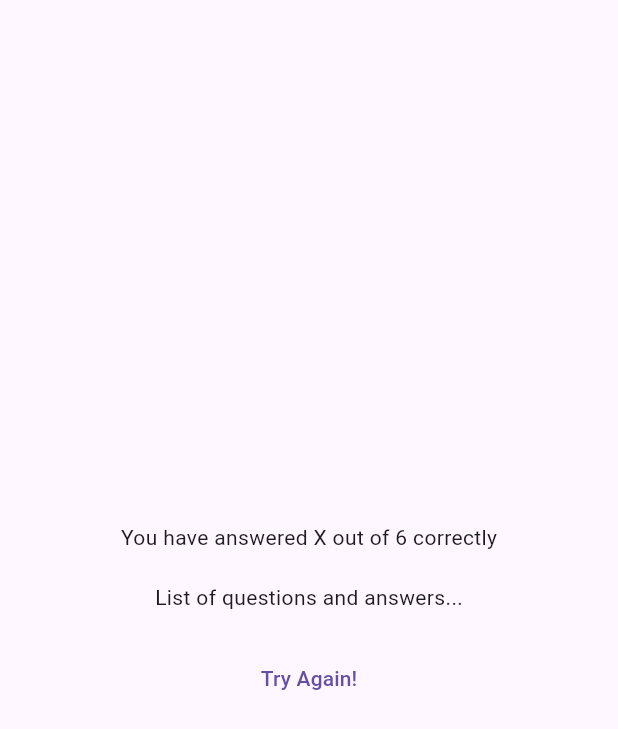
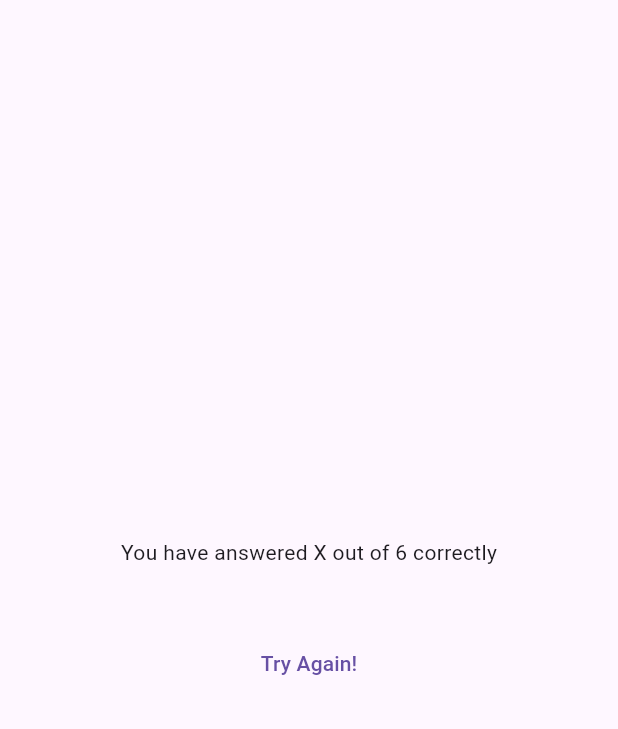
Before and after one commit to AaronPeterOcen/quiz_advanced_flutter, a Flutter app: the ResultsScreen widget shown alone on an empty page, opened directly with empty values, on a phone screen of 412 x 824 dp. Shown: the top 729 px of the screen. Run offline on Flutter 3.47's test engine with Material 3 defaults, Android fonts, the phone set to English and light mode, and no system bars; our stand-ins replace google_fonts.

Commit message:
combining columns and rows for the results screen

```diff
--- a/lib/quiz.dart
+++ b/lib/quiz.dart
@@ -42,7 +42,7 @@ class _QuizState extends State<Quiz> {
     if (selectedAnswers.length == questions.length) {
       setState(
         () {
-          selectedAnswers = [];
+          // selectedAnswers = [];
           activeScreen = 'results-screen';
         },
       );
--- a/lib/results_screen.dart
+++ b/lib/results_screen.dart
@@ -1,5 +1,6 @@
 import 'package:flutter/material.dart';
 import 'package:quiz_advanced_flutter/data/question_data.dart';
+import 'package:quiz_advanced_flutter/questions_summary.dart';
 
 class ResultsScreen extends StatelessWidget {
   const ResultsScreen({
@@ -39,7 +40,9 @@ class ResultsScreen extends StatelessWidget {
             const SizedBox(
               height: 20,
             ),
-            const Text('List of questions and answers...'),
+            QuestionsSummary(
+              getSummaryData(),
+            ),
             const SizedBox(
               height: 20,
             ),
```
Also changed, not shown: lib/questions_summary.dart (+11 -1 lines).
